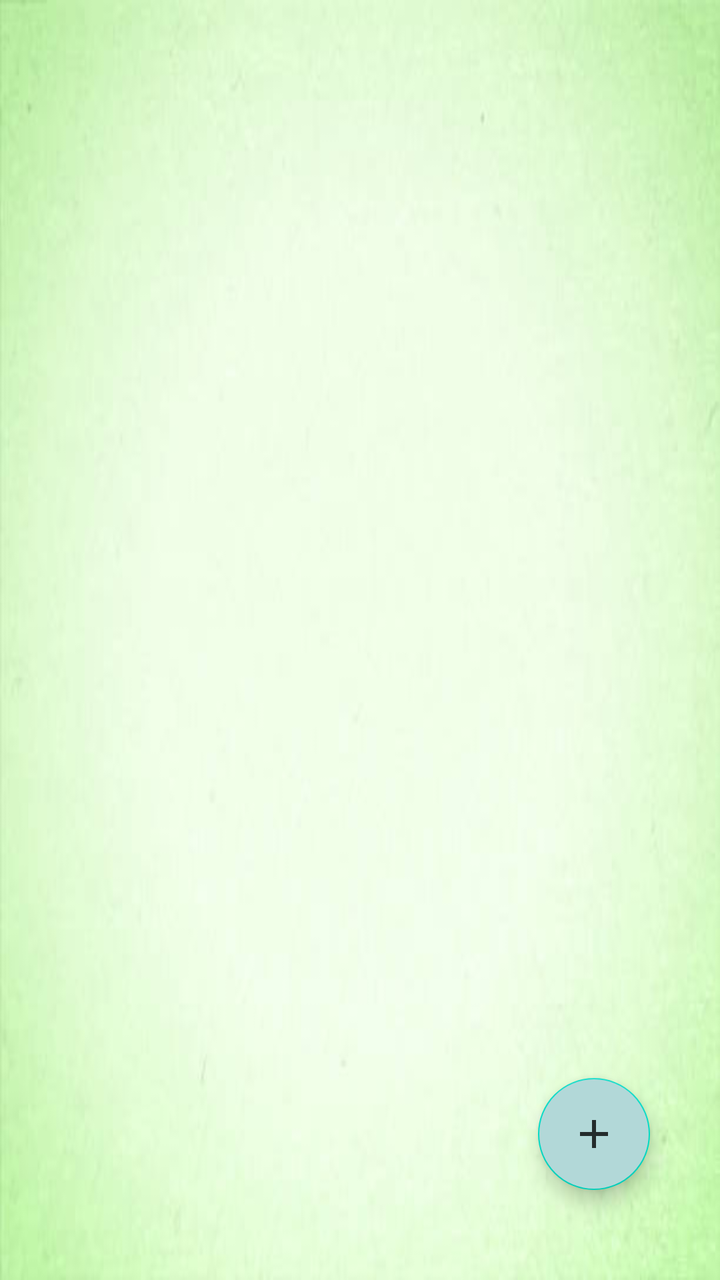
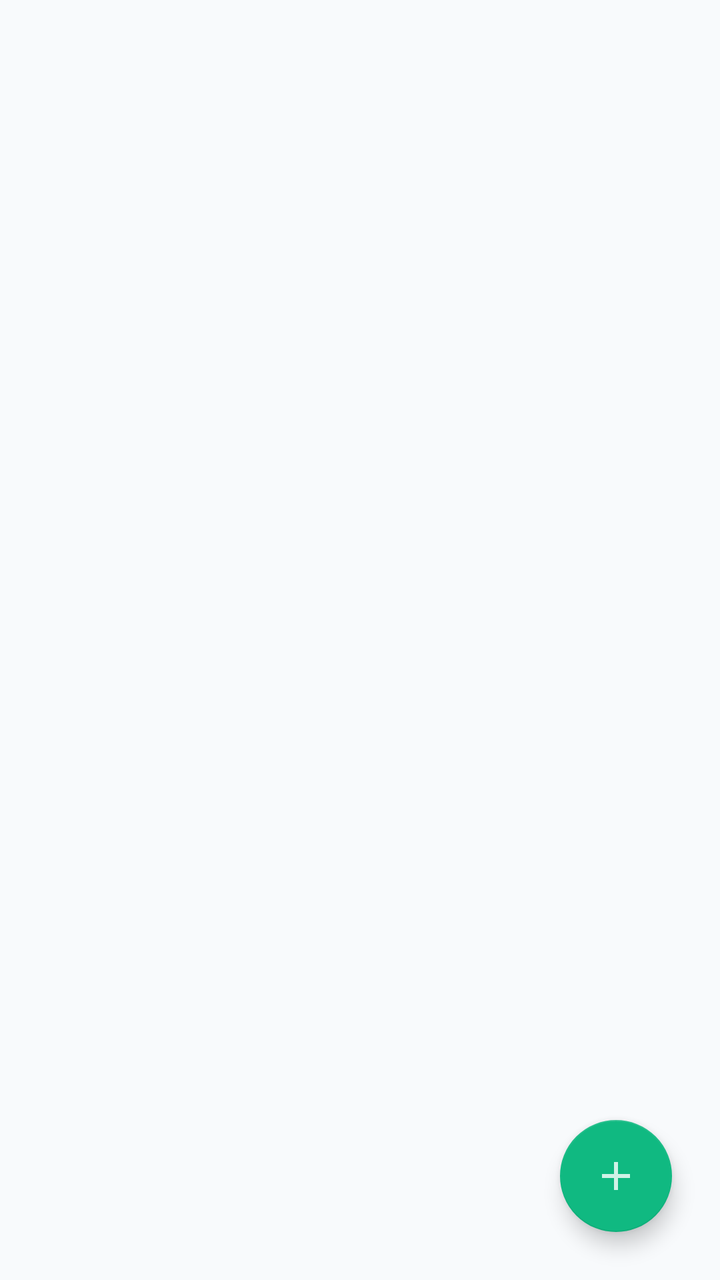

Before-and-after screenshots of an Android layout around one commit, followed by the original layout XML and the change that was made.
<!-- AndroidManifest.xml: application theme Theme.ChakriLagbe -->
<!-- res/layout/activity_post_job.xml -->
<?xml version="1.0" encoding="utf-8"?>
<AbsoluteLayout xmlns:android="http://schemas.android.com/apk/res/android"
    xmlns:app="http://schemas.android.com/apk/res-auto"
    xmlns:tools="http://schemas.android.com/tools"
    android:layout_width="match_parent"
    android:layout_height="match_parent"
    android:orientation="vertical"
    android:background="@drawable/jobback"
    tools:context=".PostJobActivity">


    <include layout ="@layout/toolbar"
        android:id="@+id/title_actionbar"
        />


    <androidx.coordinatorlayout.widget.CoordinatorLayout

        xmlns:android="http://schemas.android.com/apk/res/android"
        xmlns:app="http://schemas.android.com/apk/res-auto"
        android:layout_width="match_parent"
        android:layout_height="match_parent">

        <LinearLayout
            android:layout_width="match_parent"
            android:orientation="vertical"
            android:layout_height="match_parent">

            <androidx.recyclerview.widget.RecyclerView
                android:layout_width="match_parent"
                android:id="@+id/recycler_job_post_id"
                android:layout_height="match_parent"
                 />
        </LinearLayout>




    </androidx.coordinatorlayout.widget.CoordinatorLayout>




    <com.google.android.material.floatingactionbutton.FloatingActionButton
        android:id="@+id/fab_add"
        android:layout_width="wrap_content"
        android:layout_height="wrap_content"
        android:layout_gravity="bottom|end"
        android:layout_marginRight="25dp"
        android:layout_marginBottom="25dp"
        android:layout_x="269dp"
        android:layout_y="539dp"
        android:backgroundTint="#b2d8d8"
        android:clickable="true"
        app:fabSize="normal"
        app:srcCompat="@drawable/add" />

</AbsoluteLayout>
<!-- res/layout/toolbar.xml (included above) -->
<?xml version="1.0" encoding="utf-8"?>
<LinearLayout
    xmlns:android="http://schemas.android.com/apk/res/android"

    android:layout_width="match_parent"
    android:layout_height="wrap_content"
    android:orientation="vertical"
   >


</LinearLayout>
<!-- resources referenced by this layout -->
<resources>
  <!-- drawable add (drawable-anydpi) -->
  <vector xmlns:android="http://schemas.android.com/apk/res/android"
      android:width="24dp"
      android:height="24dp"
      android:viewportWidth="24"
      android:viewportHeight="24"
      android:tint="#FFFFFF"
      android:alpha="0.8">
    <path
        android:fillColor="@android:color/white"
        android:pathData="M19,13h-6v6h-2v-6H5v-2h6V5h2v6h6v2z"/>
  </vector>
  <!-- drawable jobback: jpg bitmap (drawable-hdpi, 10885 bytes) -->
  <style name="Theme.ChakriLagbe" parent="Theme.MaterialComponents.DayNight.DarkActionBar">
          
          <item name="colorPrimary">@color/purple_500</item>
          <item name="colorPrimaryVariant">@color/purple_700</item>
          <item name="colorOnPrimary">@color/white</item>
          
          <item name="colorSecondary">@color/teal_200</item>
          <item name="colorSecondaryVariant">@color/teal_700</item>
          <item name="colorOnSecondary">@color/black</item>
          
          <item name="android:statusBarColor" tools:targetApi="l">?attr/colorPrimaryVariant</item>
          
      </style>
  <color name="purple_500">#FF6200EE</color>
  <color name="purple_700">#FF3700B3</color>
  <color name="white">#FFFFFFFF</color>
  <color name="teal_200">#FF03DAC5</color>
  <color name="teal_700">#FF018786</color>
  <color name="black">#FF000000</color>
</resources>

<!-- the commit's change to res/layout/activity_post_job.xml (unified diff, before → after) -->
@@ -1,61 +1,40 @@
 <?xml version="1.0" encoding="utf-8"?>
-<AbsoluteLayout xmlns:android="http://schemas.android.com/apk/res/android"
+<androidx.coordinatorlayout.widget.CoordinatorLayout xmlns:android="http://schemas.android.com/apk/res/android"
     xmlns:app="http://schemas.android.com/apk/res-auto"
     xmlns:tools="http://schemas.android.com/tools"
     android:layout_width="match_parent"
     android:layout_height="match_parent"
-    android:orientation="vertical"
-    android:background="@drawable/jobback"
+    android:background="?attr/colorBackground"
     tools:context=".PostJobActivity">
 
+    <com.google.android.material.appbar.AppBarLayout
+        android:layout_width="match_parent"
+        android:layout_height="wrap_content">
+        <include layout="@layout/toolbar"
+            android:id="@+id/title_actionbar" />
+    </com.google.android.material.appbar.AppBarLayout>
 
-    <include layout ="@layout/toolbar"
-        android:id="@+id/title_actionbar"
-        />
-
-
-    <androidx.coordinatorlayout.widget.CoordinatorLayout
-
-        xmlns:android="http://schemas.android.com/apk/res/android"
-        xmlns:app="http://schemas.android.com/apk/res-auto"
+    <androidx.recyclerview.widget.RecyclerView
+        android:id="@+id/recycler_job_post_id"
         android:layout_width="match_parent"
-        android:layout_height="match_parent">
-
-        <LinearLayout
-            android:layout_width="match_parent"
-            android:orientation="vertical"
-            android:layout_height="match_parent">
-
-            <androidx.recyclerview.widget.RecyclerView
-                android:layout_width="match_parent"
-                android:id="@+id/recycler_job_post_id"
-                android:layout_height="match_parent"
-                 />
-        </LinearLayout>
-
-
-
-
-    </androidx.coordinatorlayout.widget.CoordinatorLayout>
-
-
-
+        android:layout_height="match_parent"
+        app:layout_behavior="@string/appbar_scrolling_view_behavior"
+        android:paddingTop="8dp"
+        android:paddingBottom="88dp"
+        android:clipToPadding="false" />
 
     <com.google.android.material.floatingactionbutton.FloatingActionButton
         android:id="@+id/fab_add"
         android:layout_width="wrap_content"
         android:layout_height="wrap_content"
         android:layout_gravity="bottom|end"
-        android:layout_marginRight="25dp"
-        android:layout_marginBottom="25dp"
-        android:layout_x="269dp"
-        android:layout_y="539dp"
-        android:backgroundTint="#b2d8d8"
-        android:clickable="true"
-        app:fabSize="normal"
+        android:layout_margin="24dp"
+        android:contentDescription="Add New Job"
+        app:backgroundTint="?attr/colorSecondary"
+        app:tint="?attr/colorOnSecondary"
         app:srcCompat="@drawable/add" />
 
-</AbsoluteLayout>
+</androidx.coordinatorlayout.widget.CoordinatorLayout>
 <!-- res/layout/toolbar.xml (included above) -->
 <?xml version="1.0" encoding="utf-8"?>
 <LinearLayout
<!-- resource entries referenced after the edit -->
@@ -12,25 +12,32 @@
         android:fillColor="@android:color/white"
         android:pathData="M19,13h-6v6h-2v-6H5v-2h6V5h2v6h6v2z"/>
   </vector>
-  <!-- drawable jobback: jpg bitmap (drawable-hdpi, 10885 bytes) -->
-  <style name="Theme.ChakriLagbe" parent="Theme.MaterialComponents.DayNight.DarkActionBar">
+  <style name="Theme.ChakriLagbe" parent="Theme.MaterialComponents.DayNight.NoActionBar">
           
-          <item name="colorPrimary">@color/purple_500</item>
-          <item name="colorPrimaryVariant">@color/purple_700</item>
+          <item name="colorPrimary">@color/primary</item>
+          <item name="colorPrimaryVariant">@color/primary_dark</item>
           <item name="colorOnPrimary">@color/white</item>
           
-          <item name="colorSecondary">@color/teal_200</item>
-          <item name="colorSecondaryVariant">@color/teal_700</item>
-          <item name="colorOnSecondary">@color/black</item>
+          <item name="colorSecondary">@color/secondary</item>
+          <item name="colorSecondaryVariant">@color/secondary_dark</item>
+          <item name="colorOnSecondary">@color/white</item>
+          
+          <item name="android:colorBackground">@color/background</item>
+          <item name="colorSurface">@color/surface</item>
           
           <item name="android:statusBarColor" tools:targetApi="l">?attr/colorPrimaryVariant</item>
           
+          <item name="android:textColorPrimary">@color/text_primary</item>
+          <item name="android:textColorSecondary">@color/text_secondary</item>
       </style>
-  <color name="purple_500">#FF6200EE</color>
-  <color name="purple_700">#FF3700B3</color>
-  <color name="white">#FFFFFFFF</color>
-  <color name="teal_200">#FF03DAC5</color>
-  <color name="teal_700">#FF018786</color>
-  <color name="black">#FF000000</color>
+  <color name="primary">#2563EB</color>
+  <color name="primary_dark">#1D4ED8</color>
+  <color name="white">#FFFFFF</color>
+  <color name="secondary">#10B981</color>
+  <color name="secondary_dark">#059669</color>
+  <color name="background">#F8FAFC</color>
+  <color name="surface">#FFFFFF</color>
+  <color name="text_primary">#1E293B</color>
+  <color name="text_secondary">#64748B</color>
 </resources>
 
